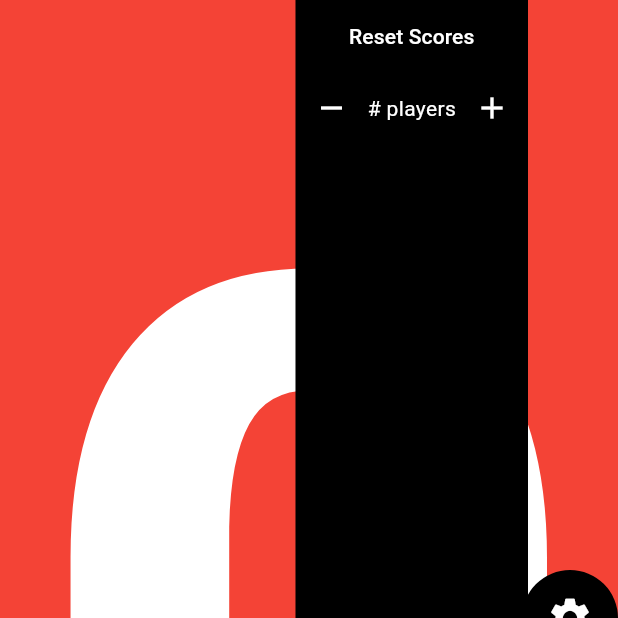
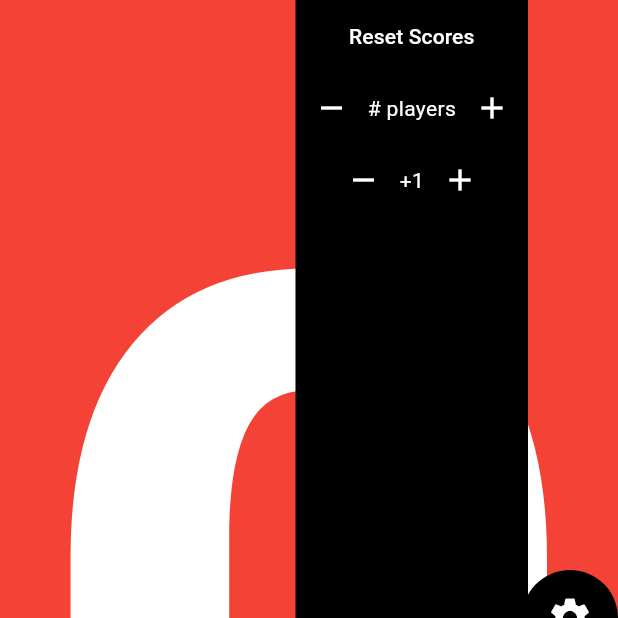
Before and after one commit to flock-games/scoreboard, a Flutter app: the screen it shows after launch, after a tap on the "settings" icon, on a phone screen of 412 x 824 dp, the top half of it. Run offline on Flutter 3.47's test engine with Material 3 defaults, Android fonts, the phone set to English and light mode, and no system bars.

Commit message:
Allows changing increment value

```diff
--- a/lib/SettingsPanel.dart
+++ b/lib/SettingsPanel.dart
@@ -4,13 +4,17 @@ class SettingsPanel extends StatelessWidget {
   const SettingsPanel({
     super.key,
     required this.numPlayers,
+    required this.incrementVal,
     required this.onResetScores,
     required this.onSetNumPlayers,
+    required this.onSetIncrementVal,
   });
 
   final int numPlayers;
+  final int incrementVal;
   final void Function() onResetScores;
   final void Function(int n) onSetNumPlayers;
+  final void Function(int val) onSetIncrementVal;
 
   @override
   Widget build(BuildContext context) {
@@ -42,6 +46,22 @@ class SettingsPanel extends StatelessWidget {
                 icon: const Icon(Icons.add, color: Colors.white)),
           ],
         ),
+        Row(
+          mainAxisAlignment: MainAxisAlignment.center,
+          children: [
+            IconButton(
+              onPressed: () => onSetIncrementVal(incrementVal - 1),
+              icon: const Icon(Icons.remove, color: Colors.white),
+            ),
+            Text(
+              incrementVal > 0 ? '+$incrementVal' : '$incrementVal',
+              style: const TextStyle(color: Colors.white),
+            ),
+            IconButton(
+                onPressed: () => onSetIncrementVal(incrementVal + 1),
+                icon: const Icon(Icons.add, color: Colors.white)),
+          ],
+        ),
       ],
     );
   }
--- a/lib/main.dart
+++ b/lib/main.dart
@@ -41,6 +41,7 @@ class _MyHomePageState extends State<MyHomePage> {
         textColor: Colors.white),
   ];
   int numPlayers = 2;
+  int incrementVal = 1;
   bool showingSettings = false;
 
   void resetScores() {
@@ -65,6 +66,12 @@ class _MyHomePageState extends State<MyHomePage> {
     });
   }
 
+  void setIncrementVal(int val) {
+    setState(() {
+      incrementVal = val;
+    });
+  }
+
   @override
   Widget build(BuildContext context) {
     List<Widget> scorePanels = <Widget>[];
@@ -77,7 +84,7 @@ class _MyHomePageState extends State<MyHomePage> {
             textColor: player.textColor,
             onIncrementScore: () => {
               setState(() {
-                player.score++;
+                player.score += incrementVal;
               })
             },
           ),
@@ -104,8 +111,10 @@ class _MyHomePageState extends State<MyHomePage> {
       color: Colors.black,
       child: SettingsPanel(
         numPlayers: players.length,
+        incrementVal: incrementVal,
         onResetScores: resetScores,
         onSetNumPlayers: setNumPlayers,
+        onSetIncrementVal: setIncrementVal,
       ),
     );
 
```
